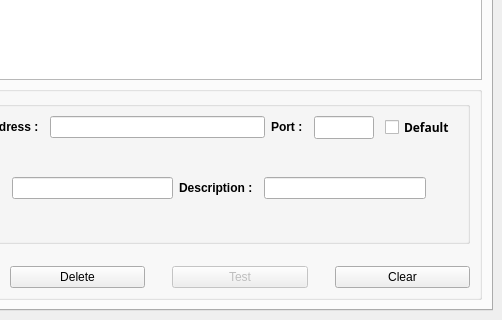
This is starviewer/src/interface/qconfigurationscreenbase.ui in starviewer-medical/starviewer as Qt 5 draws it before an edit; both pictures show x 346 to 848 and y 200 to 520 of the 848 by 520 pixel window. The edited form follows.
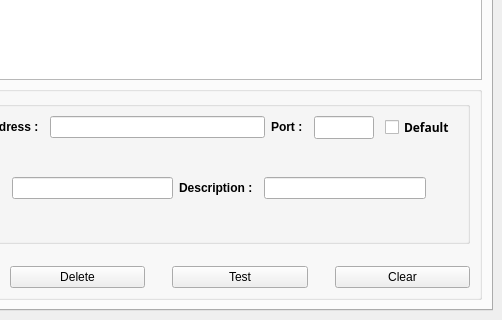
This is the edited form.

```diff
--- a/starviewer/src/interface/qconfigurationscreenbase.ui
+++ b/starviewer/src/interface/qconfigurationscreenbase.ui
@@ -421,7 +421,7 @@
             <item>
              <widget class="QPushButton" name="m_buttonTestPacs" >
               <property name="enabled" >
-               <bool>false</bool>
+               <bool>true</bool>
               </property>
               <property name="toolTip" >
                <string>Test if selected Pacs is alive</string>
```
